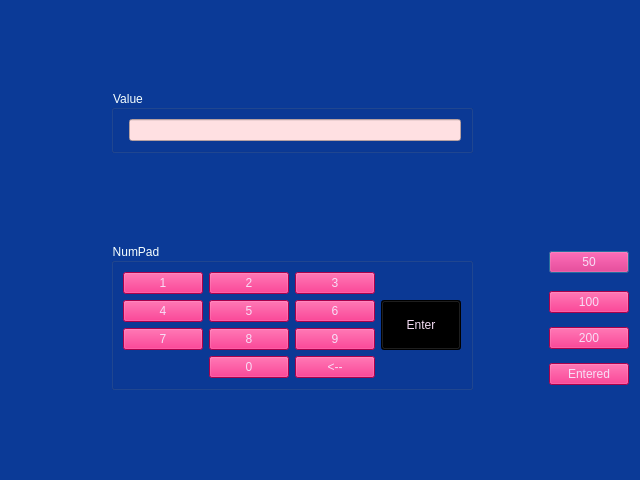
Old version of the form CarpeDiem/getcash.ui in the repository DenDiem/ATM-CarpeDiem.
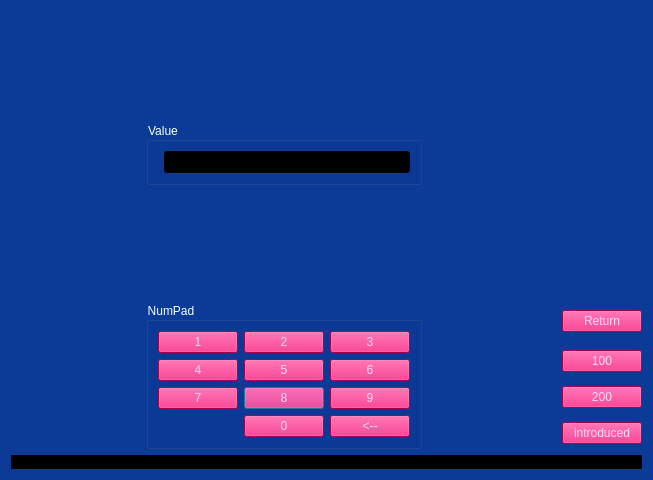
New version of the form.

The edit to the form file:
```diff
--- a/CarpeDiem/getcash.ui
+++ b/CarpeDiem/getcash.ui
@@ -6,7 +6,7 @@
    <rect>
     <x>0</x>
     <y>0</y>
-    <width>640</width>
+    <width>653</width>
     <height>480</height>
    </rect>
   </property>
@@ -16,80 +16,20 @@
   <property name="styleSheet">
    <string notr="true">background-color: rgb(11, 58, 151);</string>
   </property>
-  <layout class="QGridLayout" name="gridLayout_2">
-   <item row="3" column="3">
-    <widget class="QPushButton" name="pushButton_14">
-     <property name="styleSheet">
-      <string notr="true">background-color: rgb(238, 0, 104);
-color: rgb(247, 222, 246);</string>
-     </property>
-     <property name="text">
-      <string>50</string>
-     </property>
-    </widget>
-   </item>
-   <item row="4" column="3">
-    <widget class="QPushButton" name="pushButton_13">
-     <property name="styleSheet">
-      <string notr="true">background-color: rgb(238, 0, 104);
-color: rgb(247, 222, 246);</string>
-     </property>
-     <property name="text">
-      <string>100</string>
-     </property>
-    </widget>
-   </item>
-   <item row="5" column="3">
-    <widget class="QPushButton" name="pushButton_15">
-     <property name="styleSheet">
-      <string notr="true">background-color: rgb(238, 0, 104);
-color: rgb(247, 222, 246);</string>
-     </property>
-     <property name="text">
-      <string>200</string>
-     </property>
-    </widget>
-   </item>
-   <item row="6" column="3">
-    <widget class="QPushButton" name="pushButton_16">
-     <property name="styleSheet">
-      <string notr="true">background-color: rgb(238, 0, 104);
-color: rgb(247, 222, 246);</string>
-     </property>
-     <property name="text">
-      <string>Entered</string>
-     </property>
-    </widget>
-   </item>
-   <item row="2" column="0" rowspan="4">
-    <spacer name="horizontalSpacer_2">
-     <property name="orientation">
-      <enum>Qt::Horizontal</enum>
-     </property>
-     <property name="sizeType">
-      <enum>QSizePolicy::Fixed</enum>
-     </property>
-     <property name="sizeHint" stdset="0">
-      <size>
-       <width>100</width>
-       <height>20</height>
-      </size>
-     </property>
-    </spacer>
-   </item>
+  <layout class="QGridLayout" name="gridLayout">
    <item row="3" column="1" rowspan="4">
-    <widget class="QGroupBox" name="groupBox_2">
+    <widget class="QGroupBox" name="groupBox_3">
      <property name="styleSheet">
       <string notr="true">color: rgb(246, 255, 255);</string>
      </property>
      <property name="title">
       <string>NumPad</string>
      </property>
-     <layout class="QGridLayout" name="gridLayout">
+     <layout class="QGridLayout" name="gridLayout_2">
       <item row="3" column="1">
-       <widget class="QPushButton" name="pushButton_9">
+       <widget class="QPushButton" name="btn_8">
         <property name="styleSheet">
-         <string notr="true">background-color: rgb(238, 0, 104);
+         <string notr="true">font: 75 18pt &quot;MS Shell Dlg 2&quot;;background-color: rgb(238, 0, 104);
 color: rgb(247, 222, 246);</string>
         </property>
         <property name="text">
@@ -98,9 +38,9 @@
        </widget>
       </item>
       <item row="2" column="1">
-       <widget class="QPushButton" name="pushButton_6">
+       <widget class="QPushButton" name="btn_5">
         <property name="styleSheet">
-         <string notr="true">background-color: rgb(238, 0, 104);
+         <string notr="true">font: 75 18pt &quot;MS Shell Dlg 2&quot;;background-color: rgb(238, 0, 104);
 color: rgb(247, 222, 246);</string>
         </property>
         <property name="text">
@@ -108,21 +48,10 @@
         </property>
        </widget>
       </item>
-      <item row="2" column="0">
-       <widget class="QPushButton" name="pushButton_5">
-        <property name="styleSheet">
-         <string notr="true">background-color: rgb(238, 0, 104);
-color: rgb(247, 222, 246);</string>
-        </property>
-        <property name="text">
-         <string>4</string>
-        </property>
-       </widget>
-      </item>
       <item row="2" column="2">
-       <widget class="QPushButton" name="pushButton_7">
+       <widget class="QPushButton" name="btn_6">
         <property name="styleSheet">
-         <string notr="true">background-color: rgb(238, 0, 104);
+         <string notr="true">font: 75 18pt &quot;MS Shell Dlg 2&quot;;background-color: rgb(238, 0, 104);
 color: rgb(247, 222, 246);</string>
         </property>
         <property name="text">
@@ -131,10 +60,11 @@
        </widget>
       </item>
       <item row="1" column="2">
-       <widget class="QPushButton" name="pushButton_4">
+       <widget class="QPushButton" name="btn_3">
         <property name="styleSheet">
          <string notr="true">background-color: rgb(238, 0, 104);
-color: rgb(247, 222, 246);</string>
+color: rgb(247, 222, 246);
+font: 75 18pt &quot;MS Shell Dlg 2&quot;;</string>
         </property>
         <property name="text">
          <string>3</string>
@@ -142,42 +72,32 @@
        </widget>
       </item>
       <item row="1" column="1">
-       <widget class="QPushButton" name="pushButton_3">
+       <widget class="QPushButton" name="btn_2">
         <property name="styleSheet">
          <string notr="true">background-color: rgb(238, 0, 104);
-color: rgb(247, 222, 246);</string>
+color: rgb(247, 222, 246);
+font: 75 18pt &quot;MS Shell Dlg 2&quot;;</string>
         </property>
         <property name="text">
          <string>2</string>
         </property>
        </widget>
       </item>
-      <item row="3" column="0">
-       <widget class="QPushButton" name="pushButton_8">
+      <item row="2" column="0">
+       <widget class="QPushButton" name="btn_4">
         <property name="styleSheet">
-         <string notr="true">background-color: rgb(238, 0, 104);
+         <string notr="true">font: 75 18pt &quot;MS Shell Dlg 2&quot;;background-color: rgb(238, 0, 104);
 color: rgb(247, 222, 246);</string>
         </property>
         <property name="text">
-         <string>7</string>
-        </property>
-       </widget>
-      </item>
-      <item row="1" column="0">
-       <widget class="QPushButton" name="pushButton_2">
-        <property name="styleSheet">
-         <string notr="true">background-color: rgb(238, 0, 104);
-color: rgb(247, 222, 246);</string>
-        </property>
-        <property name="text">
-         <string>1</string>
+         <string>4</string>
         </property>
        </widget>
       </item>
       <item row="3" column="2">
-       <widget class="QPushButton" name="pushButton_10">
+       <widget class="QPushButton" name="btn_9">
         <property name="styleSheet">
-         <string notr="true">background-color: rgb(238, 0, 104);
+         <string notr="true">font: 75 18pt &quot;MS Shell Dlg 2&quot;;background-color: rgb(238, 0, 104);
 color: rgb(247, 222, 246);</string>
         </property>
         <property name="text">
@@ -185,21 +105,33 @@
         </property>
        </widget>
       </item>
-      <item row="4" column="1">
-       <widget class="QPushButton" name="pushButton_11">
+      <item row="1" column="0">
+       <widget class="QPushButton" name="btn_1">
         <property name="styleSheet">
          <string notr="true">background-color: rgb(238, 0, 104);
+color: rgb(247, 222, 246);
+font: 75 18pt &quot;MS Shell Dlg 2&quot;;</string>
+        </property>
+        <property name="text">
+         <string>1</string>
+        </property>
+       </widget>
+      </item>
+      <item row="3" column="0">
+       <widget class="QPushButton" name="btn_7">
+        <property name="styleSheet">
+         <string notr="true">font: 75 18pt &quot;MS Shell Dlg 2&quot;;background-color: rgb(238, 0, 104);
 color: rgb(247, 222, 246);</string>
         </property>
         <property name="text">
-         <string>0</string>
+         <string>7</string>
         </property>
        </widget>
       </item>
       <item row="4" column="2">
-       <widget class="QPushButton" name="pushButton_12">
+       <widget class="QPushButton" name="btn_del">
         <property name="styleSheet">
-         <string notr="true">background-color: rgb(238, 0, 104);
+         <string notr="true">font: 75 18pt &quot;MS Shell Dlg 2&quot;;background-color: rgb(238, 0, 104);
 color: rgb(247, 222, 246);</string>
         </property>
         <property name="text">
@@ -207,79 +139,20 @@
         </property>
        </widget>
       </item>
-      <item row="2" column="3" rowspan="2">
-       <widget class="QPushButton" name="bPass">
-        <property name="sizePolicy">
-         <sizepolicy hsizetype="Minimum" vsizetype="Minimum">
-          <horstretch>0</horstretch>
-          <verstretch>0</verstretch>
-         </sizepolicy>
-        </property>
+      <item row="4" column="1">
+       <widget class="QPushButton" name="btn_0">
         <property name="styleSheet">
-         <string notr="true">
-color: rgb(247, 222, 246);
-background-color: rgb(0, 0, 0);</string>
+         <string notr="true">font: 75 18pt &quot;MS Shell Dlg 2&quot;;background-color: rgb(238, 0, 104);
+color: rgb(247, 222, 246);</string>
         </property>
         <property name="text">
-         <string>Enter</string>
+         <string>0</string>
         </property>
        </widget>
       </item>
      </layout>
     </widget>
    </item>
-   <item row="2" column="1">
-    <spacer name="verticalSpacer">
-     <property name="orientation">
-      <enum>Qt::Vertical</enum>
-     </property>
-     <property name="sizeHint" stdset="0">
-      <size>
-       <width>20</width>
-       <height>40</height>
-      </size>
-     </property>
-    </spacer>
-   </item>
-   <item row="7" column="1">
-    <spacer name="verticalSpacer_2">
-     <property name="orientation">
-      <enum>Qt::Vertical</enum>
-     </property>
-     <property name="sizeHint" stdset="0">
-      <size>
-       <width>20</width>
-       <height>40</height>
-      </size>
-     </property>
-    </spacer>
-   </item>
-   <item row="4" column="2" rowspan="3">
-    <spacer name="horizontalSpacer">
-     <property name="orientation">
-      <enum>Qt::Horizontal</enum>
-     </property>
-     <property name="sizeHint" stdset="0">
-      <size>
-       <width>40</width>
-       <height>20</height>
-      </size>
-     </property>
-    </spacer>
-   </item>
-   <item row="0" column="1" colspan="3">
-    <spacer name="verticalSpacer_3">
-     <property name="orientation">
-      <enum>Qt::Vertical</enum>
-     </property>
-     <property name="sizeHint" stdset="0">
-      <size>
-       <width>20</width>
-       <height>40</height>
-      </size>
-     </property>
-    </spacer>
-   </item>
    <item row="1" column="1">
     <widget class="QGroupBox" name="groupBox">
      <property name="sizePolicy">
@@ -304,7 +177,9 @@
          </sizepolicy>
         </property>
         <property name="styleSheet">
-         <string notr="true">background-color: rgb(255, 224, 226);</string>
+         <string notr="true">background-color: rgb(0, 0, 0);
+color: rgb(0, 255, 0);
+font: 75 14pt &quot;MS Shell Dlg 2&quot;;</string>
         </property>
         <property name="alignment">
          <set>Qt::AlignCenter</set>
@@ -314,6 +189,117 @@
      </layout>
     </widget>
    </item>
+   <item row="0" column="1">
+    <spacer name="verticalSpacer_3">
+     <property name="orientation">
+      <enum>Qt::Vertical</enum>
+     </property>
+     <property name="sizeHint" stdset="0">
+      <size>
+       <width>20</width>
+       <height>40</height>
+      </size>
+     </property>
+    </spacer>
+   </item>
+   <item row="5" column="3">
+    <widget class="QPushButton" name="pushButton_15">
+     <property name="styleSheet">
+      <string notr="true">font: 75 14pt &quot;MS Shell Dlg 2&quot;;background-color: rgb(238, 0, 104);
+color: rgb(247, 222, 246);</string>
+     </property>
+     <property name="text">
+      <string>200</string>
+     </property>
+    </widget>
+   </item>
+   <item row="2" column="1">
+    <spacer name="verticalSpacer">
+     <property name="orientation">
+      <enum>Qt::Vertical</enum>
+     </property>
+     <property name="sizeHint" stdset="0">
+      <size>
+       <width>20</width>
+       <height>40</height>
+      </size>
+     </property>
+    </spacer>
+   </item>
+   <item row="3" column="0">
+    <spacer name="horizontalSpacer">
+     <property name="orientation">
+      <enum>Qt::Horizontal</enum>
+     </property>
+     <property name="sizeHint" stdset="0">
+      <size>
+       <width>40</width>
+       <height>20</height>
+      </size>
+     </property>
+    </spacer>
+   </item>
+   <item row="3" column="3">
+    <widget class="QPushButton" name="pushButton_27">
+     <property name="styleSheet">
+      <string notr="true">background-color: rgb(238, 0, 104);
+color: rgb(247, 222, 246);font: 75 14pt &quot;MS Shell Dlg 2&quot;;</string>
+     </property>
+     <property name="text">
+      <string>Return</string>
+     </property>
+    </widget>
+   </item>
+   <item row="4" column="2">
+    <spacer name="horizontalSpacer_2">
+     <property name="orientation">
+      <enum>Qt::Horizontal</enum>
+     </property>
+     <property name="sizeHint" stdset="0">
+      <size>
+       <width>40</width>
+       <height>20</height>
+      </size>
+     </property>
+    </spacer>
+   </item>
+   <item row="6" column="3">
+    <widget class="QPushButton" name="pushButton_16">
+     <property name="styleSheet">
+      <string notr="true">font: 75 14pt &quot;MS Shell Dlg 2&quot;;background-color: rgb(238, 0, 104);
+color: rgb(247, 222, 246);</string>
+     </property>
+     <property name="text">
+      <string>introduced</string>
+     </property>
+    </widget>
+   </item>
+   <item row="4" column="3">
+    <widget class="QPushButton" name="pushButton_13">
+     <property name="styleSheet">
+      <string notr="true">background-color: rgb(238, 0, 104);
+color: rgb(247, 222, 246);font: 75 14pt &quot;MS Shell Dlg 2&quot;;</string>
+     </property>
+     <property name="text">
+      <string>100</string>
+     </property>
+    </widget>
+   </item>
+   <item row="7" column="0" colspan="4">
+    <widget class="QLabel" name="eLabel">
+     <property name="styleSheet">
+      <string notr="true">background-color: rgb(0, 0, 0);
+color: rgb(0, 255, 0);
+font: 75 14pt &quot;MS Shell Dlg 2&quot;;</string>
+     </property>
+     <property name="text">
+      <string/>
+     </property>
+     <property name="alignment">
+      <set>Qt::AlignCenter</set>
+     </property>
+    </widget>
+   </item>
   </layout>
  </widget>
  <resources/>
```
